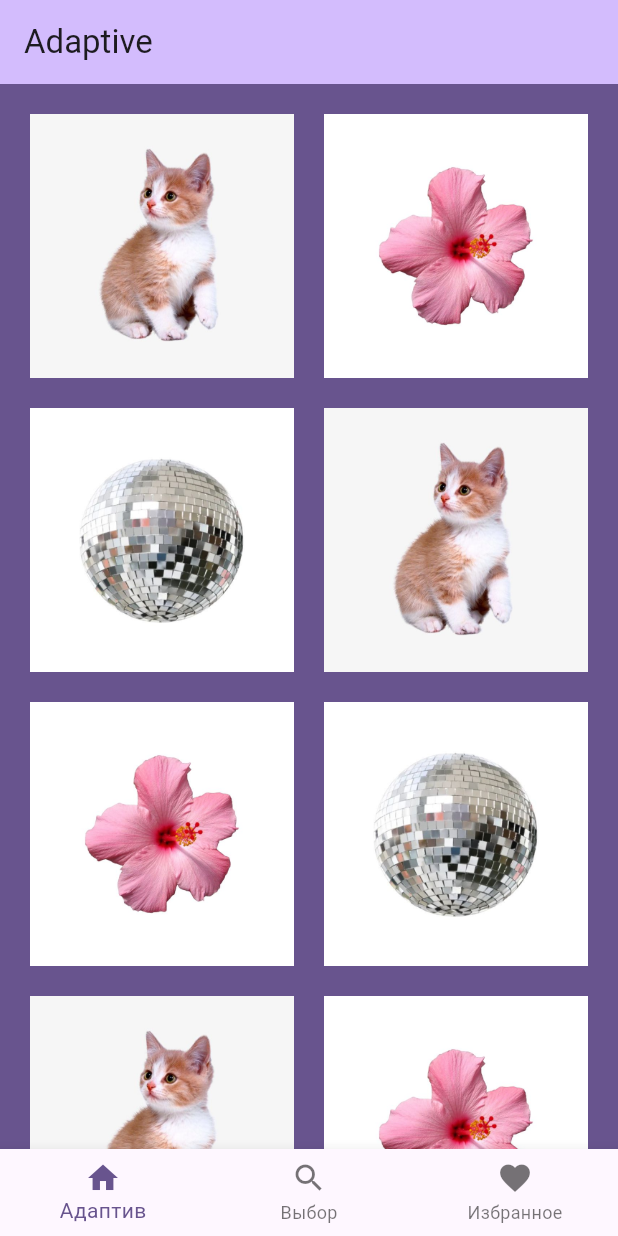
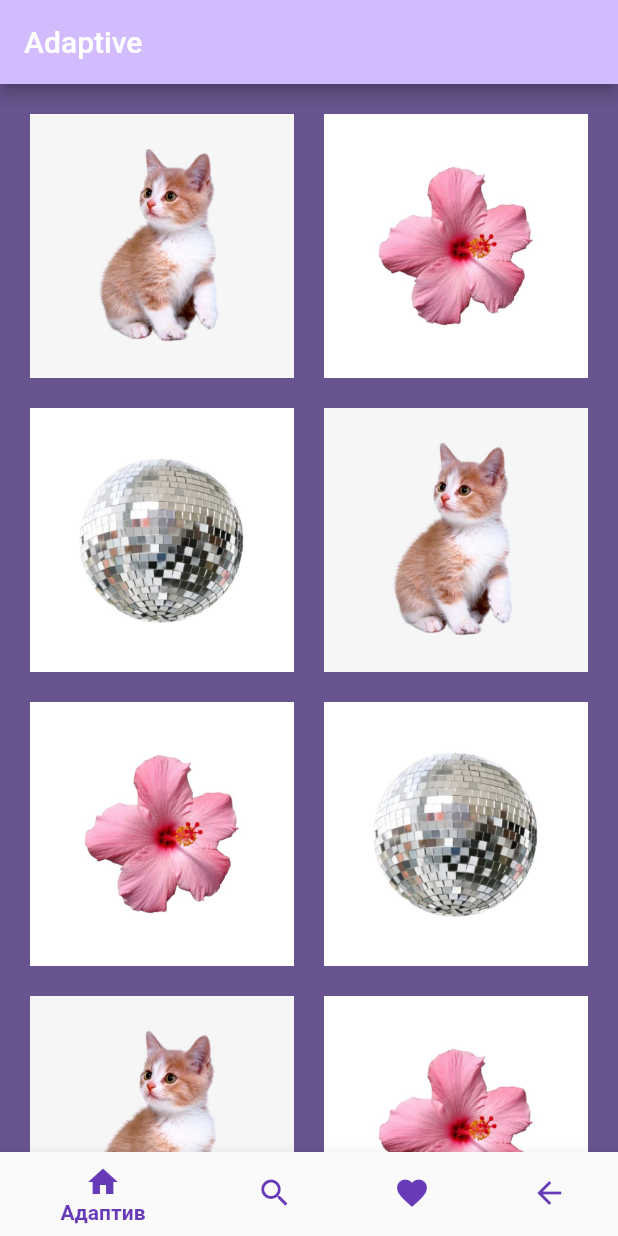
Before and after one commit to warja256/learning_flutter, a Flutter app: the screen it shows after launch, on a phone screen of 412 x 824 dp. Run offline on Flutter 3.47's test engine with Material 3 defaults, Android fonts, the light colour scheme and no system bars; our stand-ins replace flutter_svg.

Commit message:
Сделан экран для нажатия кнопки и демонстрации счётчика

```diff
--- a/lib/chooseImg.dart
+++ b/lib/chooseImg.dart
@@ -40,7 +40,7 @@ class _ChooseImgState extends State<ChooseImg> {
         backgroundColor: Theme.of(context).colorScheme.inversePrimary,
         title: Text(widget.title),
       ),
-      backgroundColor: Theme.of(context).colorScheme.primary,
+      backgroundColor: Theme.of(context).colorScheme.surfaceTint,
       body: SafeArea(
         child: LayoutBuilder(
           builder: (context, constraints) {
@@ -80,8 +80,6 @@ class _ChooseImgState extends State<ChooseImg> {
                               },
                               child: FocusableActionDetector(
                                 onShowFocusHighlight: (focused) =>
-                                    _setFocused(index),
-                                onShowHoverHighlight: (focused) =>
                                     _setFocused(index),
                                 child: Container(
                                   decoration: BoxDecoration(
--- a/lib/main.dart
+++ b/lib/main.dart
@@ -2,6 +2,7 @@ import 'package:flutter/material.dart';
 import 'package:learning_flutter/adaptive.dart';
 import 'package:learning_flutter/chooseImg.dart';
 import 'package:learning_flutter/favourite.dart';
+import 'package:learning_flutter/pat.dart';
 
 void main() {
   runApp(const MyApp());
@@ -16,7 +17,7 @@ class MyApp extends StatelessWidget {
       title: 'Flutter Demo',
       theme: ThemeData(
         colorScheme: ColorScheme.fromSeed(seedColor: Colors.deepPurple),
-        useMaterial3: true,
+        useMaterial3: false, // Отключаем использование Material 3
       ),
       home: const MyHomePage(),
     );
@@ -36,7 +37,8 @@ class _MyHomePageState extends State<MyHomePage> {
   final List<Widget> _screens = [
     const Adaptive(title: 'Adaptive'), // Основной экран
     const ChooseImg(title: 'Pick Your Image'),
-    const FavouritePets(title: 'Favourite Pets')
+    const FavouritePets(title: 'Favourite Pets'),
+    const Pat(title: 'Pat Your Pet')
   ];
 
   void _onItemTapped(int index) {
@@ -52,18 +54,44 @@ class _MyHomePageState extends State<MyHomePage> {
       bottomNavigationBar: BottomNavigationBar(
         currentIndex: _currentIndex, // Устанавливаем текущий индекс вкладки
         onTap: _onItemTapped, // Обработчик нажатия на вкладку
-        items: const <BottomNavigationBarItem>[
+        selectedItemColor:
+            Colors.deepPurple, // Цвет выбранного элемента (текст и иконки)
+        unselectedItemColor: Colors.deepPurple, // Цвет невыбранного элемента
+        selectedLabelStyle: TextStyle(
+          fontWeight: FontWeight.bold, // Жирный текст для выбранного
+          color: Colors.deepPurple, // Цвет текста для выбранной вкладки
+        ),
+        unselectedLabelStyle: TextStyle(
+          color: Colors.deepPurple, // Цвет текста для невыбранной вкладки
+        ),
+        items: <BottomNavigationBarItem>[
           BottomNavigationBarItem(
-            icon: Icon(Icons.home),
+            icon: Icon(
+              Icons.home,
+              color: Colors.deepPurple, // Иконка белая
+            ),
             label: 'Адаптив',
           ),
           BottomNavigationBarItem(
-            icon: Icon(Icons.search),
+            icon: Icon(
+              Icons.search,
+              color: Colors.deepPurple, // Иконка белая
+            ),
             label: 'Выбор',
           ),
           BottomNavigationBarItem(
-            icon: Icon(Icons.favorite),
+            icon: Icon(
+              Icons.favorite,
+              color: Colors.deepPurple, // Иконка белая
+            ),
             label: 'Избранное',
+          ),
+          BottomNavigationBarItem(
+            icon: Icon(
+              Icons.arrow_back,
+              color: Colors.deepPurple, // Иконка белая
+            ),
+            label: 'Погладить',
           ),
         ],
       ),
--- a/pubspec.yaml
+++ b/pubspec.yaml
@@ -72,6 +72,9 @@ flutter:
     - asset/svg/dog2.svg
     - asset/svg/crocodile.svg
 
+    - asset/png/patDog.jpg
+    - asset/png/pat.png
+
   # An image asset can refer to one or more resolution-specific "variants", see
   # https://flutter.dev/to/resolution-aware-images
 
```
Also changed, not shown: lib/pat.dart (added, +121 -0 lines), asset/png/pat.png (added), asset/png/patDog.jpg (added).
